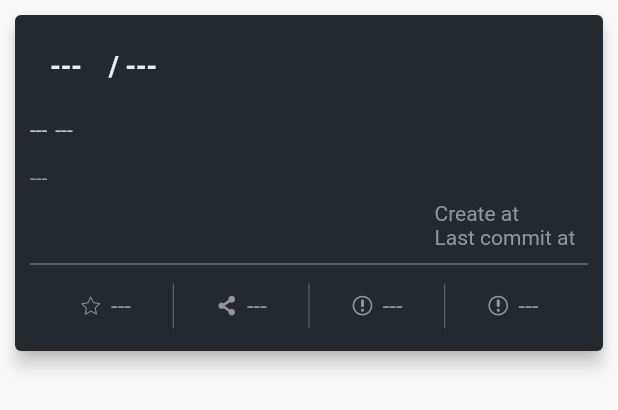
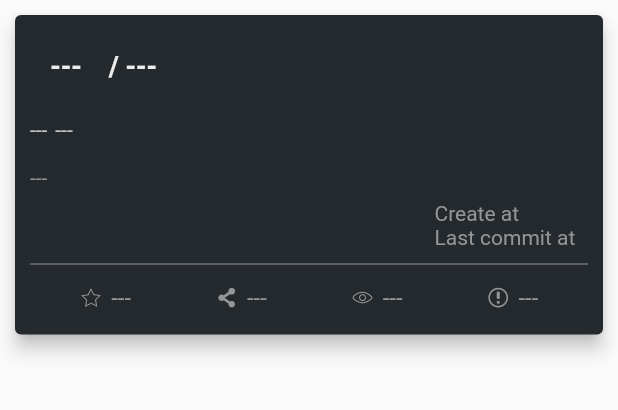
Before and after one commit to CarGuo/gsy_github_app_flutter, a Flutter app: the ReposHeaderItem widget shown alone on an empty page, opened directly with empty values, on a phone screen of 412 x 824 dp. Shown: the top 410 px of the screen. Run offline on Flutter 3.47's test engine with Material 2 defaults, Android fonts, the phone set to English and light mode, and no system bars; our stand-ins replace connectivity, dio, flutter_redux, fluttertoast, redux, shared_preferences; accounts and stored records are empty; generated files the repository leaves out were written again; network calls fail; statements that could not run were skipped; project files that could hold a hidden picture were left out.

Commit message:
fix 通用item

```diff
--- a/lib/widget/ReposHeaderItem.dart
+++ b/lib/widget/ReposHeaderItem.dart
@@ -13,6 +13,22 @@ class ReposHeaderItem extends StatelessWidget {
   final ReposHeaderViewModel reposHeaderViewModel;
 
   ReposHeaderItem(this.reposHeaderViewModel) : super();
+
+  _getBottomItem(IconData icon, String text) {
+    return new Expanded(
+      child: new Center(
+        child: new GSYIConText(
+          icon,
+          text,
+          GSYConstant.middleSubText,
+          Color(GSYColors.subTextColor),
+          15.0,
+          padding: 3.0,
+          mainAxisAlignment: MainAxisAlignment.center,
+        ),
+      ),
+    );
+  }
 
   @override
   Widget build(BuildContext context) {
@@ -74,61 +90,10 @@ class ReposHeaderItem extends StatelessWidget {
                       crossAxisAlignment: CrossAxisAlignment.center,
                       mainAxisAlignment: MainAxisAlignment.center,
                       children: <Widget>[
-                        new Expanded(
-                          child: new Center(
-                            child: new GSYIConText(
-                              GSYICons.REPOS_ITEM_STAR,
-                              reposHeaderViewModel.repositoryStar,
-                              GSYConstant.middleSubText,
-                              Color(GSYColors.subTextColor),
-                              15.0,
-                              padding: 3.0,
-                              mainAxisAlignment: MainAxisAlignment.center,
-                            ),
-                          ),
-                        ),
-                        new Container(width: 0.3, height: 30.0, color: Color(GSYColors.subLightTextColor)),
-                        new Expanded(
-                          child: new Center(
-                            child: new GSYIConText(
-                              GSYICons.REPOS_ITEM_FORK,
-                              reposHeaderViewModel.repositoryFork,
-                              GSYConstant.middleSubText,
-                              Color(GSYColors.subTextColor),
-                              15.0,
-                              padding: 3.0,
-                              mainAxisAlignment: MainAxisAlignment.center,
-                            ),
-                          ),
-                        ),
-                        new Container(width: 0.3, height: 30.0, color: Color(GSYColors.subLightTextColor)),
-                        new Expanded(
-                          child: new Center(
-                            child: new GSYIConText(
-                              GSYICons.REPOS_ITEM_ISSUE,
-                              reposHeaderViewModel.repositoryWatch,
-                              GSYConstant.middleSubText,
-                              Color(GSYColors.subTextColor),
-                              15.0,
-                              padding: 3.0,
-                              mainAxisAlignment: MainAxisAlignment.center,
-                            ),
-                          ),
-                        ),
-                        new Container(width: 0.3, height: 30.0, color: Color(GSYColors.subLightTextColor)),
-                        new Expanded(
-                          child: new Center(
-                            child: new GSYIConText(
-                              GSYICons.REPOS_ITEM_ISSUE,
-                              reposHeaderViewModel.repositoryIssue,
-                              GSYConstant.middleSubText,
-                              Color(GSYColors.subTextColor),
-                              15.0,
-                              padding: 3.0,
-                              mainAxisAlignment: MainAxisAlignment.center,
-                            ),
-                          ),
-                        ),
+                        _getBottomItem(GSYICons.REPOS_ITEM_STAR, reposHeaderViewModel.repositoryStar),
+                        _getBottomItem(GSYICons.REPOS_ITEM_FORK, reposHeaderViewModel.repositoryFork),
+                        _getBottomItem(GSYICons.REPOS_ITEM_WATCH, reposHeaderViewModel.repositoryWatch),
+                        _getBottomItem(GSYICons.REPOS_ITEM_ISSUE, reposHeaderViewModel.repositoryIssue),
                       ],
                     )),
               ],
```
Also changed, not shown: lib/page/RepositoryDetailIssueList.dart (+6 -2 lines), lib/widget/GSYSelectItemWidget.dart (added, +85 -0 lines), lib/widget/ReposItem.dart (+19 -37 lines), lib/widget/RepositoryIssueListHeader.dart (deleted, +0 -81 lines), lib/widget/UserHeader.dart (+13 -28 lines).
